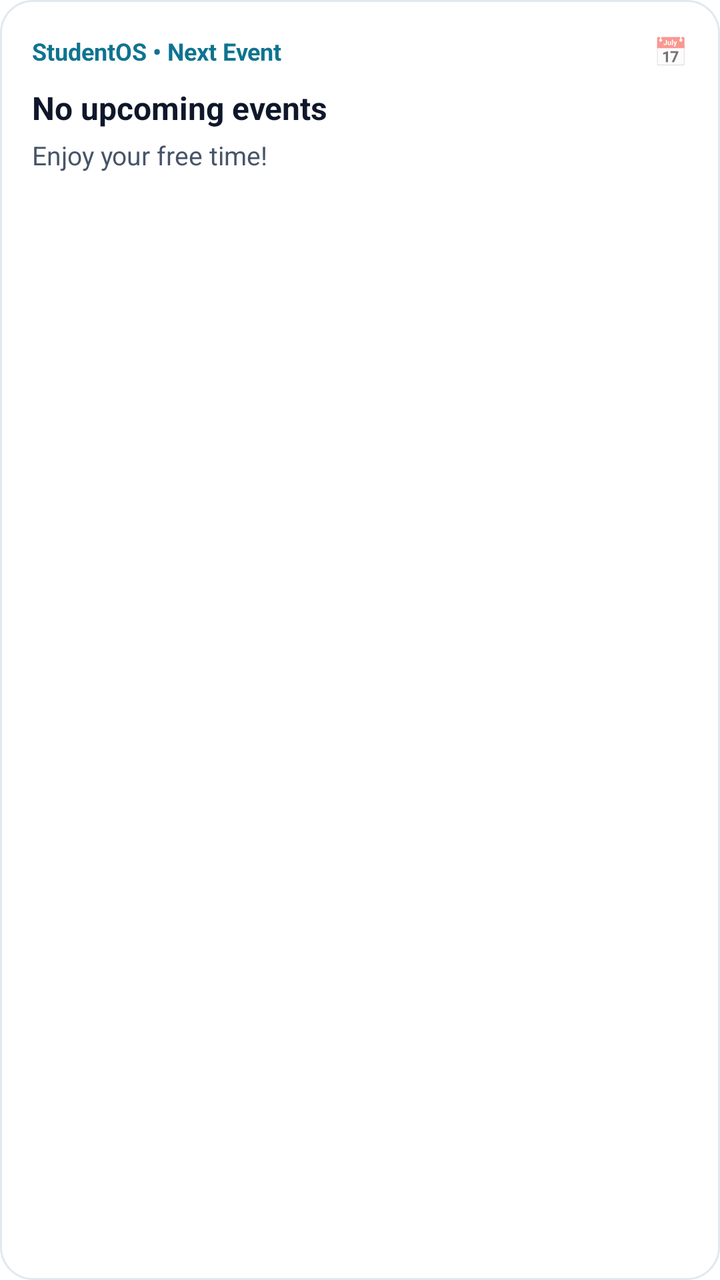
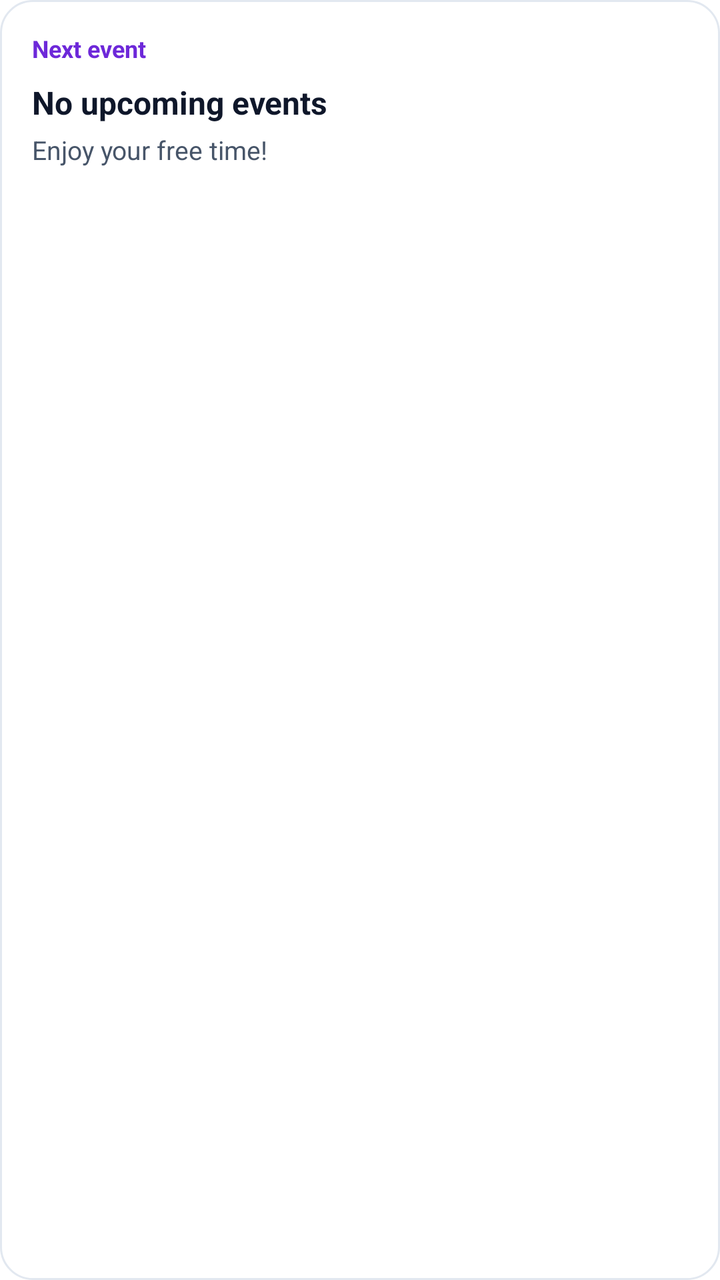

Two renders of the same Android screen: before a commit and after it. Below are the layout's source before the change and the commit's diff.
<!-- AndroidManifest.xml: fallback theme Theme.MaterialComponents.DayNight.NoActionBar -->
<!-- res/layout/widget_layout.xml -->
<?xml version="1.0" encoding="utf-8"?>
<LinearLayout xmlns:android="http://schemas.android.com/apk/res/android"
    android:id="@+id/widget_layout_root"
    android:layout_width="match_parent"
    android:layout_height="match_parent"
    android:orientation="vertical"
    android:background="@drawable/widget_background"
    android:padding="16dp">

    <LinearLayout
        android:layout_width="match_parent"
        android:layout_height="wrap_content"
        android:orientation="horizontal"
        android:gravity="center_vertical">

        <TextView
            android:layout_width="0dp"
            android:layout_height="wrap_content"
            android:layout_weight="1"
            android:text="StudentOS • Next Event"
            android:textColor="#0E7490"
            android:textSize="12sp"
            android:textStyle="bold" />

        <TextView
            android:layout_width="wrap_content"
            android:layout_height="wrap_content"
            android:text="📅"
            android:textSize="14sp" />
    </LinearLayout>

    <TextView
        android:id="@+id/widget_event_title"
        android:layout_width="match_parent"
        android:layout_height="wrap_content"
        android:layout_marginTop="8dp"
        android:text="No upcoming events"
        android:textColor="#0F172A"
        android:textSize="16sp"
        android:textStyle="bold"
        android:maxLines="2"
        android:ellipsize="end" />

    <TextView
        android:id="@+id/widget_event_time"
        android:layout_width="match_parent"
        android:layout_height="wrap_content"
        android:layout_marginTop="4dp"
        android:text="Enjoy your free time!"
        android:textColor="#475569"
        android:textSize="13sp" />

</LinearLayout>
<!-- resources referenced by this layout -->
<resources>
  <!-- drawable widget_background (drawable) -->
  <?xml version="1.0" encoding="utf-8"?>
  <shape xmlns:android="http://schemas.android.com/apk/res/android">
      <solid android:color="#FFFFFF" />
      <corners android:radius="16dp" />
      <stroke android:width="1dp" android:color="#E2E8F0" />
  </shape>
</resources>

<!-- the commit's change to res/layout/widget_layout.xml (unified diff, before → after) -->
@@ -7,27 +7,13 @@
     android:background="@drawable/widget_background"
     android:padding="16dp">
 
-    <LinearLayout
+    <TextView
         android:layout_width="match_parent"
         android:layout_height="wrap_content"
-        android:orientation="horizontal"
-        android:gravity="center_vertical">
-
-        <TextView
-            android:layout_width="0dp"
-            android:layout_height="wrap_content"
-            android:layout_weight="1"
-            android:text="StudentOS • Next Event"
-            android:textColor="#0E7490"
-            android:textSize="12sp"
-            android:textStyle="bold" />
-
-        <TextView
-            android:layout_width="wrap_content"
-            android:layout_height="wrap_content"
-            android:text="📅"
-            android:textSize="14sp" />
-    </LinearLayout>
+        android:text="Next event"
+        android:textColor="#6D28D9"
+        android:textSize="12sp"
+        android:textStyle="bold" />
 
     <TextView
         android:id="@+id/widget_event_title"
@@ -50,4 +36,16 @@
         android:textColor="#475569"
         android:textSize="13sp" />
 
+    <TextView
+        android:id="@+id/widget_safe_spend"
+        android:layout_width="match_parent"
+        android:layout_height="wrap_content"
+        android:layout_marginTop="8dp"
+        android:textColor="#6D28D9"
+        android:textSize="13sp"
+        android:textStyle="bold"
+        android:maxLines="1"
+        android:ellipsize="end"
+        android:visibility="gone" />
+
 </LinearLayout>
